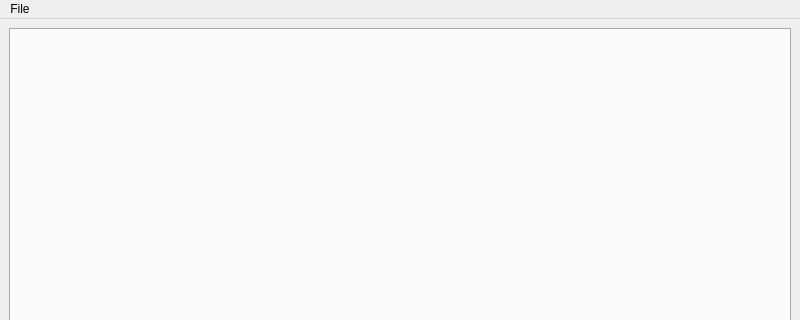
Above: ui/MainWindow.ui from Wabelbit/PZModManager before the change; both pictures show x 0 to 800 and y 0 to 320 of the 800 by 600 pixel window. Below: the same form after it.
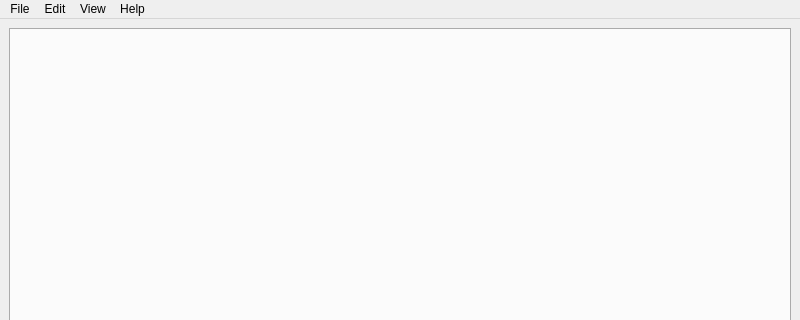
That is the form after the change.

Commit message: Draft of toggleable mod details view

```diff
--- a/ui/MainWindow.ui
+++ b/ui/MainWindow.ui
@@ -30,18 +30,41 @@
      <x>0</x>
      <y>0</y>
      <width>800</width>
-     <height>22</height>
+     <height>21</height>
     </rect>
    </property>
    <widget class="QMenu" name="menuFile">
     <property name="title">
      <string>File</string>
     </property>
-    <addaction name="actionSave"/>
-    <addaction name="actionSave_All"/>
-    <addaction name="actionQuit"/>
+    <addaction name="action_Save"/>
+    <addaction name="action_SaveAll"/>
+    <addaction name="separator"/>
+    <addaction name="action_Quit"/>
+   </widget>
+   <widget class="QMenu" name="menuView">
+    <property name="title">
+     <string>View</string>
+    </property>
+    <addaction name="action_ShowDetails"/>
+   </widget>
+   <widget class="QMenu" name="menuEdit">
+    <property name="title">
+     <string>Edit</string>
+    </property>
+    <addaction name="action_SelectAll"/>
+   </widget>
+   <widget class="QMenu" name="menuHelp">
+    <property name="title">
+     <string>Help</string>
+    </property>
+    <addaction name="action_About"/>
+    <addaction name="action_AboutQt"/>
    </widget>
    <addaction name="menuFile"/>
+   <addaction name="menuEdit"/>
+   <addaction name="menuView"/>
+   <addaction name="menuHelp"/>
   </widget>
   <widget class="QStatusBar" name="statusbar"/>
   <action name="actionSave">
```
Left out of the diff: 53 changed lines with no effect on the pictures. The commit also changes 2 other files.
